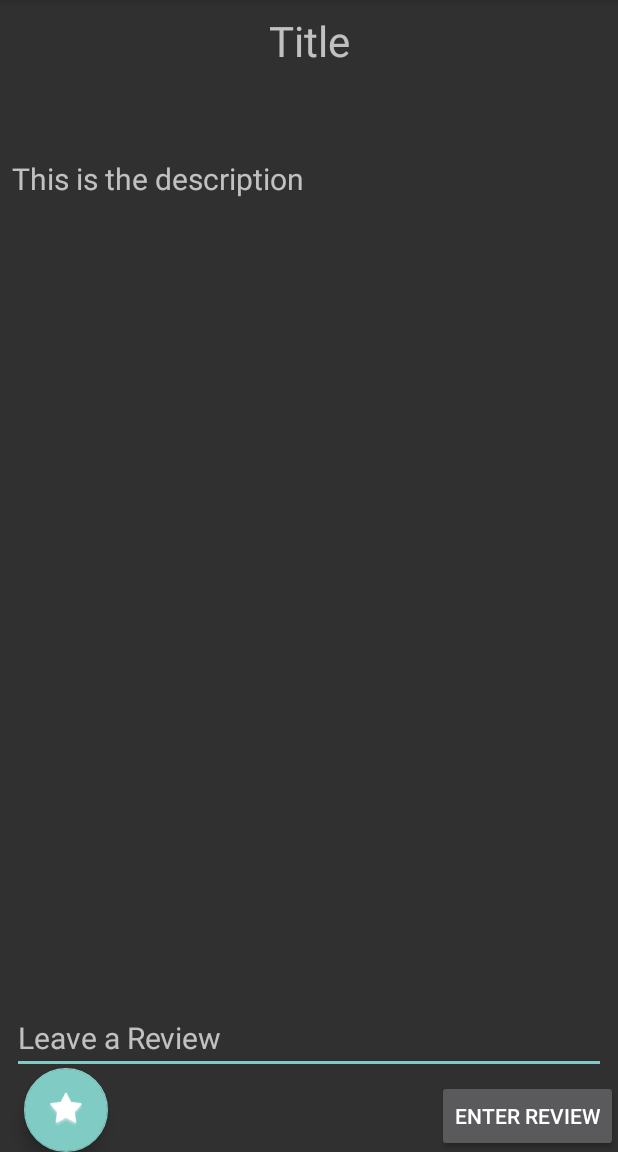
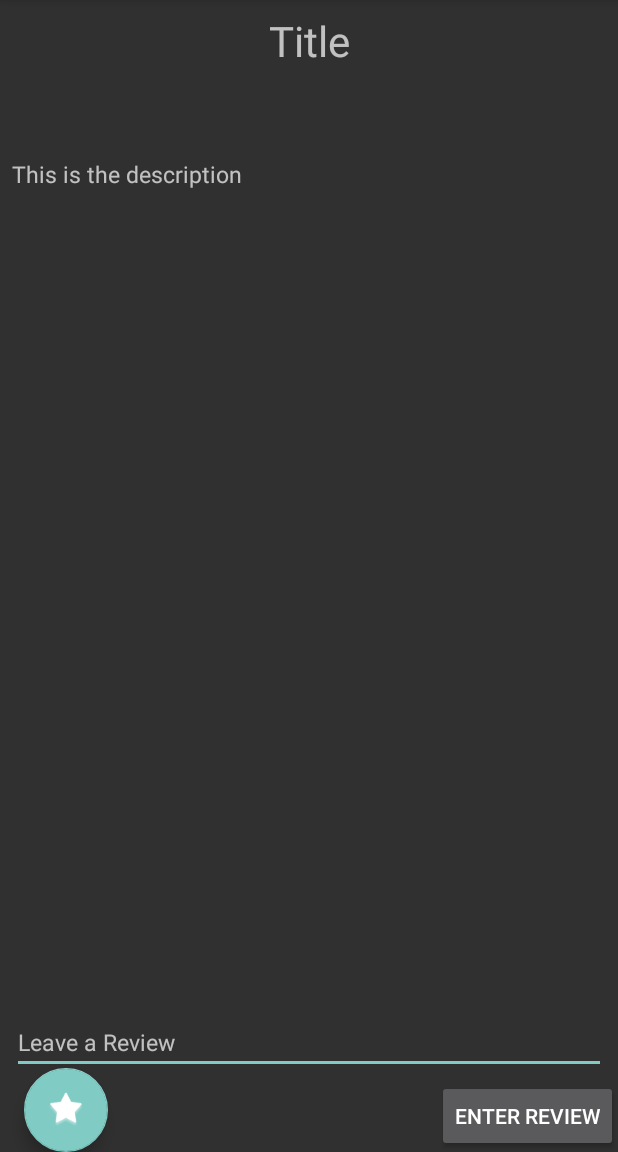
Before and after one commit to blakepolidore/Neighborhood-App, an Android app: the CharacterActivity screen opened directly, with no data from a screen before it, on a phone screen of 412 x 824 dp, the part 84-1236 px from its top. Run offline under Robolectric (Android 15) with nearby library versions, the light colour scheme and no system bars.

Commit message:
Added readme and three new characters

```diff
--- a/MyApplication/app/src/main/java/blake/com/gameofthronesmap/Activities/MainActivity.java
+++ b/MyApplication/app/src/main/java/blake/com/gameofthronesmap/Activities/MainActivity.java
@@ -127,7 +127,6 @@ public class MainActivity extends AppCompatActivity {
      */
     private void createSQLiteDatabaseHelper() {
         DatabaseHelper databaseHelper = DatabaseHelper.getInstance(MainActivity.this);
-        //Add Tyrell, Stannis
         SQLiteDatabase db = databaseHelper.getWritableDatabase();
         String count = "SELECT count(*) FROM " + DatabaseHelper.CHARACTERS_TABLE_NAME;
         Cursor mcursor = db.rawQuery(count, null);
@@ -155,6 +154,9 @@ public class MainActivity extends AppCompatActivity {
             databaseHelper.insert("Tywin Lannister", "Male", "Westeros", "Lannister", getString(R.string.tywinLannister), false, R.drawable.tywin, "Disliked Badass", "");
             databaseHelper.insert("Viserys Targaryen", "Male", "Essos", "Targaryen", getString(R.string.viserysTargaryen), false, R.drawable.viserys, "Sucks", "");
             databaseHelper.insert("Jaqen H'ghar", "Male", "Essos", "None", getString(R.string.jaqenHghar), false, R.drawable.jaqen, "Many-faced Badass", "");
+            databaseHelper.insert("Margaery Tyrell", "Female", "Westeros", "Tyrell", getString(R.string.margaery), false, R.drawable.margaery, "Badass Queen", "");
+            databaseHelper.insert("Loras Tyrell", "Male", "Westeros", "Tyrell", getString(R.string.loras), false, R.drawable.loras, "Flowery Badass", "");
+            databaseHelper.insert("Stannis Baratheon", "Male", "Westeros", "Baratheon", getString(R.string.stannis), false, R.drawable.stannis, "Stern Badass", "");
         }
     }
 
--- a/MyApplication/app/src/main/java/blake/com/gameofthronesmap/Activities/SearchResultsActivity.java
+++ b/MyApplication/app/src/main/java/blake/com/gameofthronesmap/Activities/SearchResultsActivity.java
@@ -221,6 +221,8 @@ public class SearchResultsActivity extends AppCompatActivity {
                 return R.drawable.mormont;
             case "Baratheon":
                 return R.drawable.baratheon;
+            case "Tyrell":
+                return R.drawable.tyrell;
             case "None":
                 return R.drawable.none;
             default:
--- a/MyApplication/app/src/main/res/layout/activity_character.xml
+++ b/MyApplication/app/src/main/res/layout/activity_character.xml
@@ -29,13 +29,18 @@
         android:src="@android:drawable/star_on"
         android:visibility="invisible"/>
 
-    <TextView
-        android:id="@+id/locationDescription"
+    <ScrollView
         android:layout_width="match_parent"
-        android:layout_height="wrap_content"
-        android:text="This is the description"
-        android:textSize="20sp"
-        android:layout_margin="8dp" />
+        android:layout_height="wrap_content">
+
+        <TextView
+            android:id="@+id/locationDescription"
+            android:layout_width="match_parent"
+            android:layout_height="wrap_content"
+            android:text="This is the description"
+            android:textSize="15sp"
+            android:layout_margin="8dp" />
+    </ScrollView>
 
     <RelativeLayout
         android:layout_width="match_parent"
@@ -54,7 +59,7 @@
         android:layout_width="match_parent"
         android:layout_height="wrap_content"
         android:hint="Leave a Review"
-        android:textSize="20sp"
+        android:textSize="15sp"
         android:layout_marginLeft="8dp"
         android:layout_marginRight="8dp"
         android:layout_marginBottom="4dp"
--- a/MyApplication/app/src/main/res/layout/activity_favorite_item.xml
+++ b/MyApplication/app/src/main/res/layout/activity_favorite_item.xml
@@ -33,7 +33,7 @@
         android:layout_width="match_parent"
         android:layout_height="wrap_content"
         android:text="This is the description"
-        android:textSize="20sp"
+        android:textSize="15sp"
         android:layout_margin="8dp" />
 
     <RelativeLayout
@@ -53,7 +53,7 @@
             android:layout_width="match_parent"
             android:layout_height="wrap_content"
             android:hint="Leave a Review"
-            android:textSize="20sp"
+            android:textSize="15sp"
             android:layout_marginLeft="8dp"
             android:layout_marginRight="8dp"
             android:layout_centerHorizontal="true"
--- a/MyApplication/app/src/main/res/values/strings.xml
+++ b/MyApplication/app/src/main/res/values/strings.xml
@@ -2,7 +2,7 @@
     <string name="app_name">GameOfThronesMap</string>
     <string name="Search">Search</string>
     <string name="searchResults">Search Results</string>
-    <string name="infoString">Search fo characters by continent, gender and house. Choose zero, one, two, or three search criteria. Click on the results to learn more about the character.
+    <string name="infoString">Search fo characters by continent, gender and house. Choose zero, one, two, or three search criteria. To search by the character by name, click on the search method in the menu bar. Click on the results to learn more about the character.
     To start and pause the music, click on the music icon.
     To store a character into favorites, click the floating action button at the bottom of the screen. To leave a comment on the character, enter it into the edit text and press submit.</string>
     <string name="jonSnow">Bastard of Winterfell. Lord Commander of the Night\'s Watch. Courageous and loyal to a fault. Leader of men. Great Fighter. </string>
@@ -28,6 +28,9 @@
     <string name="jaqenHghar">Assasain with many faces. Helps Arya in to train to be an assasain for the Many Faced God.</string>
     <string name="favorites">Favorites</string>
     <string name="search_hint">Search for character</string>
+    <string name="margaery">Desperately wants to queen. She will marry anyone in order to secure that. Well versed in the Game of Thrones.</string>
+    <string name="loras">Member of the Kingsguard, a gifted knight and jouster. He likes dudes.</string>
+    <string name="stannis">Younger brother to Robert. Father of the year candidate. Entitled to the throne in his opinion. Believer in the Lord of Light.</string>
     <string-array name="continent">
         <item>No Selection</item>
         <item>Westeros</item>
@@ -46,6 +49,7 @@
         <item>Mormont</item>
         <item>Baratheon</item>
         <item>Lannister</item>
+        <item>Tyrell</item>
         <item>None</item>
     </string-array>
 </resources>
```
Also changed, not shown: MyApplication/app/src/main/res/drawable/aegon.jpg, MyApplication/app/src/main/res/drawable/cersei.jpg, MyApplication/app/src/main/res/drawable/doran.jpg, MyApplication/app/src/main/res/drawable/loras.jpeg (added), MyApplication/app/src/main/res/drawable/margaery.jpeg (added), MyApplication/app/src/main/res/drawable/stannis.png (added), MyApplication/app/src/main/res/drawable/tyrell.png (added), MyApplication/app/src/main/res/drawable/viserys.jpg, 2 other files.
